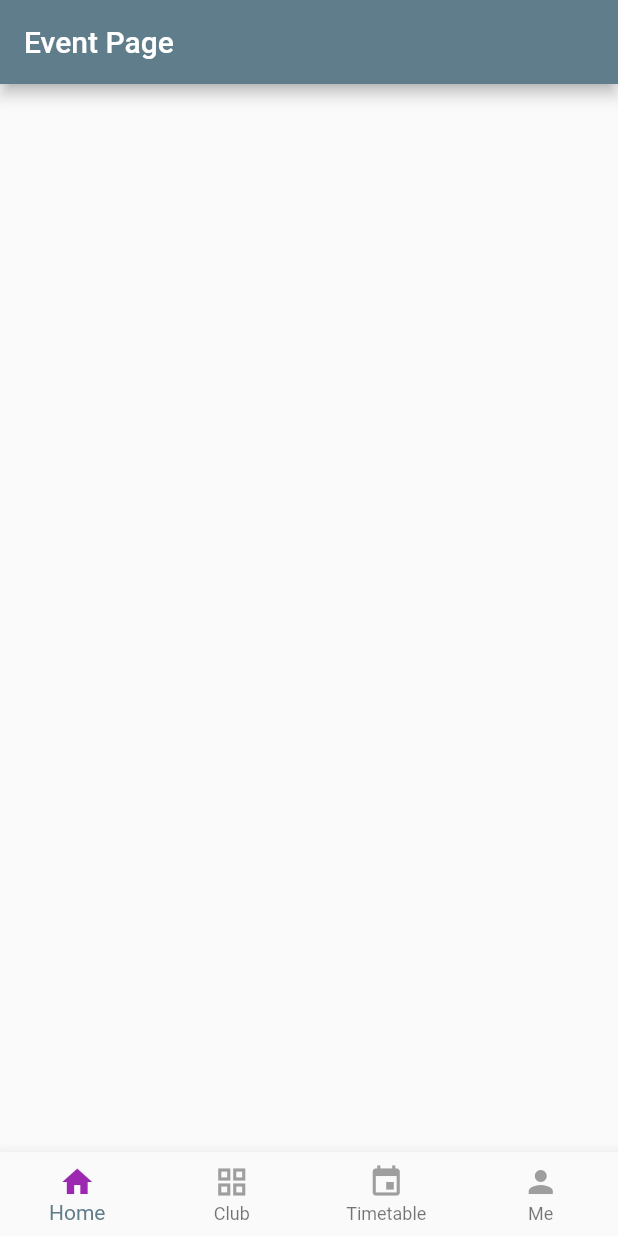
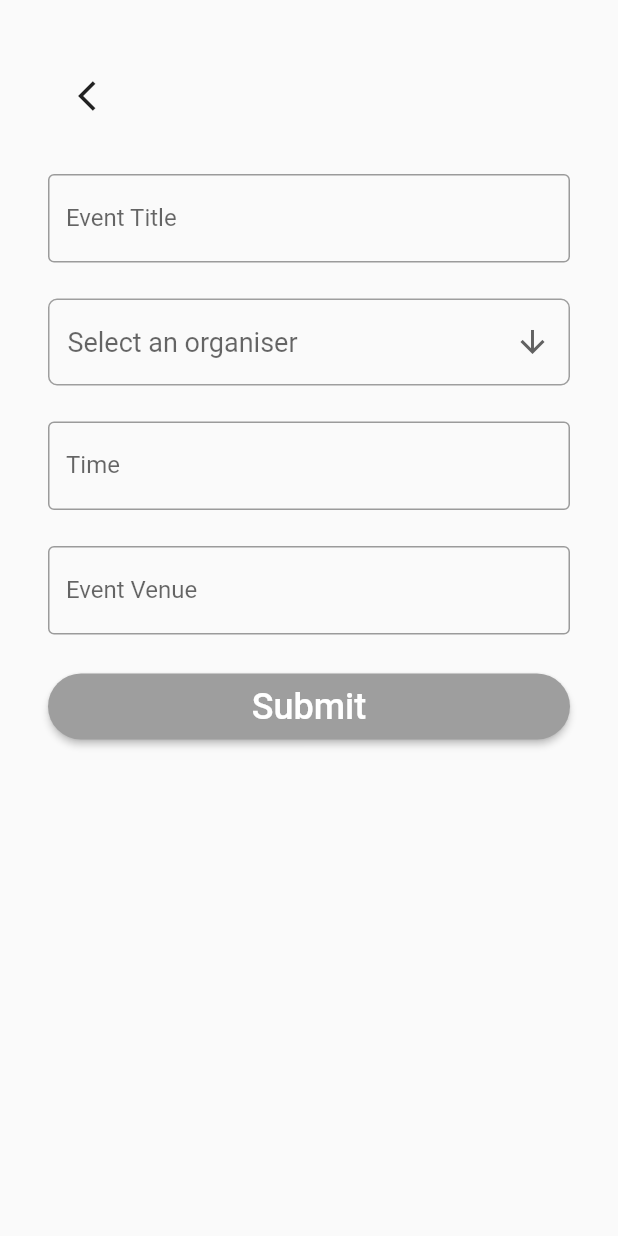
Before and after one commit to jason45992/ccaexplorer, a Flutter app: the screen it shows after launch, on a phone screen of 412 x 824 dp. Run offline on Flutter 3.47's test engine with Material 2 defaults, Android fonts, the phone set to English and light mode, and no system bars; our stand-ins replace cloud_firestore, firebase_auth, firebase_core, flutter_datetime_picker, flutter_rating_bar, font_awesome_flutter and 2 more; accounts and stored records are empty.

Commit message:
Doing the font end of publish event

```diff
--- /dev/null
+++ b/ccaexplorer/lib/admin_image_upload/button_widget.dart
@@ -0,0 +1,24 @@
+import 'package:flutter/material.dart';
+
+class ButtonWidget extends StatelessWidget {
+  final String text;
+  final VoidCallback onClicked;
+  const ButtonWidget({Key? key, required this.text, required this.onClicked})
+      : super(key: key);
+
+  @override
+  Widget build(BuildContext context) {
+    return RaisedButton(
+      child: Text(
+        text,
+        style: TextStyle(fontSize: 24),
+      ),
+      shape: StadiumBorder(),
+      color: Theme.of(context).primaryColor,
+      padding: EdgeInsets.symmetric(horizontal: 16, vertical: 8),
+      textColor: Colors.white,
+      onPressed: onClicked,
+    );
+    ;
+  }
+}
--- /dev/null
+++ b/ccaexplorer/lib/admin_image_upload/event_detail_admin.dart
@@ -0,0 +1,231 @@
+import 'package:flutter/material.dart';
+import 'button_widget.dart';
+import 'package:flutter_datetime_picker/flutter_datetime_picker.dart';
+import 'package:intl/intl.dart';
+
+// ignore: camel_case_types
+class admin_event_form extends StatelessWidget {
+  const admin_event_form({Key? key}) : super(key: key);
+
+  @override
+  Widget build(BuildContext context) {
+    return MaterialApp(
+      title: 'Flutter Product page',
+      theme: ThemeData(
+        primarySwatch: Colors.grey,
+      ),
+      home: AdminEventForm(),
+    );
+  }
+}
+
+class AdminEventForm extends StatefulWidget {
+  @override
+  _AdminEventFormState createState() => _AdminEventFormState();
+}
+
+class _AdminEventFormState extends State<AdminEventForm> {
+  // ignore: non_constant_identifier_names
+  final event_titile_controller = TextEditingController();
+  // ignore: non_constant_identifier_names
+  final event_venue_controller = TextEditingController();
+  final timeinput = TextEditingController();
+
+  // set value(String? value) {}
+  // final numberController = TextEditingController();
+  // String password = '';
+  // bool isPasswordVisible = false;
+
+  @override
+  void initState() {
+    timeinput.text = "";
+    super.initState();
+
+    event_titile_controller.addListener(() => setState(() {}));
+    event_venue_controller.addListener(() => setState(() {}));
+  }
+
+  @override
+  void dispose() {
+    event_titile_controller.dispose();
+    event_venue_controller.dispose();
+    // numberController.dispose();
+    // super.dispose();
+  }
+
+  @override
+  Widget build(BuildContext context) => Center(
+        child: Scaffold(
+          body: ListView(
+            padding: EdgeInsets.all(32),
+            children: [
+              appBar(),
+              const SizedBox(height: 20),
+              EventTitle(),
+              const SizedBox(height: 24),
+              Organiser(),
+              const SizedBox(height: 24),
+              time_input(),
+              const SizedBox(height: 24),
+              Place(),
+              const SizedBox(height: 24),
+
+              // buildNumber(),
+              // const SizedBox(height: 24),
+              ButtonWidget(
+                text: 'Submit',
+                onClicked: () {
+                  // print('Email: ${event_titile_controller.text}');
+                  // print('Password: ${password}');
+                  // print('Number: ${numberController.text}');
+                },
+              ),
+            ],
+          ),
+        ),
+      );
+
+  // ignore: non_constant_identifier_names
+  Widget SubmitButton() {
+    return Center(
+      child: RaisedButton(
+        child: Text(
+          'Submit',
+          style: TextStyle(fontSize: 18),
+        ),
+        shape: RoundedRectangleBorder(borderRadius: BorderRadius.circular(100)),
+        color: Colors.red,
+        padding: EdgeInsets.symmetric(horizontal: 80, vertical: 8),
+        textColor: Colors.white,
+        onPressed: () {},
+      ),
+    );
+  }
+
+  // ignore: non_constant_identifier_names
+  Widget EventTitle() {
+    return TextField(
+      controller: event_titile_controller,
+      decoration: InputDecoration(
+        hintText: 'Please input your event title',
+        labelText: 'Event Title',
+        border: OutlineInputBorder(),
+      ),
+      keyboardType: TextInputType.text,
+      textInputAction: TextInputAction.done,
+    );
+  }
+
+  Widget time_input() {
+    return TextField(
+        controller: timeinput,
+        decoration: InputDecoration(
+          hintText: 'Enter Time',
+          labelText: 'Time',
+          border: OutlineInputBorder(),
+        ),
+        onTap: () async {
+          DatePicker.showDateTimePicker(context,
+              showTitleActions: true,
+              minTime: DateTime(2020, 5, 5, 20, 50),
+              maxTime: DateTime(2030, 6, 7, 05, 09), onChanged: (date) {
+            print('change $date in time zone ' +
+                date.timeZoneOffset.inHours.toString());
+          }, onConfirm: (date) {
+            String time = DateFormat.yMMMMEEEEd().add_jm().format(date);
+
+            setState(() {
+              timeinput.text = time; //set the value of text field.
+            });
+          }, locale: LocaleType.en);
+        });
+  }
+
+  Widget Place() {
+    return TextField(
+      controller: event_venue_controller,
+      decoration: InputDecoration(
+        hintText: 'Please input Event Venue',
+        labelText: 'Event Venue',
+        border: OutlineInputBorder(),
+      ),
+      keyboardType: TextInputType.text,
+      textInputAction: TextInputAction.done,
+    );
+  }
+
+  Widget appBar() {
+    return Container(
+      padding: EdgeInsets.all(16),
+      width: MediaQuery.of(context).size.width,
+      child: Row(
+        mainAxisAlignment: MainAxisAlignment.spaceBetween,
+        children: <Widget>[
+          SizedBox(
+              height: 32.0,
+              width: 32.0,
+              child: Material(
+                color: Colors.transparent,
+                child: InkWell(
+                  borderRadius:
+                      BorderRadius.circular(AppBar().preferredSize.height),
+                  child: Icon(
+                    Icons.arrow_back_ios,
+                    color: Colors.black87,
+                  ),
+                  onTap: () {},
+                ),
+              )),
+        ],
+      ),
+    );
+  }
+}
+
+class Organiser extends StatefulWidget {
+  const Organiser({Key? key}) : super(key: key);
+
+  @override
+  State<Organiser> createState() => _OrganiserState();
+}
+
+/// This is the private State class that goes with MyStatefulWidget.
+class _OrganiserState extends State<Organiser> {
+  String? dropdownValue;
+
+  @override
+  Widget build(BuildContext context) {
+    return Container(
+      padding: EdgeInsets.symmetric(horizontal: 12, vertical: 4),
+      decoration: BoxDecoration(
+          borderRadius: BorderRadius.circular(6),
+          border: Border.all(color: Colors.grey, width: 1)),
+      child: DropdownButtonHideUnderline(
+        child: DropdownButton<String>(
+          hint: Text('Select an organiser'),
+          value: dropdownValue,
+          icon: const Icon(Icons.arrow_downward),
+          iconSize: 24,
+          elevation: 16,
+          style: const TextStyle(color: Colors.black, fontSize: 18),
+          underline: Container(
+            height: 2,
+            color: Colors.deepPurpleAccent,
+          ),
+          onChanged: (String? newValue) {
+            setState(() {
+              dropdownValue = newValue!;
+            });
+          },
+          items: <String>['Cultural Activity Club', 'Student Union']
+              .map<DropdownMenuItem<String>>((String value) {
+            return DropdownMenuItem<String>(
+              value: value,
+              child: Text(value),
+            );
+          }).toList(),
+        ),
+      ),
+    );
+  }
+}
--- a/ccaexplorer/lib/main.dart
+++ b/ccaexplorer/lib/main.dart
@@ -5,7 +5,7 @@ import 'dart:async'; // new
 import 'package:cloud_firestore/cloud_firestore.dart'; // new
 import 'package:ccaexplorer/app_theme.dart';
 import 'package:ccaexplorer/register.dart';
-import 'src/event_details/event_detail.dart';
+import 'event_details/event_detail.dart';
 import 'event_list/event_home_screen.dart';
 import 'src/login/login.dart';
 import 'package:ccaexplorer/pages/home_page.dart';
@@ -15,6 +15,7 @@ import 'authentication.dart';
 import 'event_list/models/user_data_model.dart';
 import 'common_method/common_method_authentication.dart';
 import 'guest_book.dart';
+import 'admin_image_upload/event_detail_admin.dart';
 
 void main() {
   runApp(
@@ -45,7 +46,7 @@ class App extends StatelessWidget {
         visualDensity: VisualDensity.adaptivePlatformDensity,
       ),
       // home: EventlHomeScreen(),
-      home: HomePage(),
+      home: admin_event_form(),
     );
   }
 }
--- a/ccaexplorer/pubspec.yaml
+++ b/ccaexplorer/pubspec.yaml
@@ -35,6 +35,8 @@ dependencies:
   firebase_core: ^1.6.0
   pinch_zoom_image_last: ^0.4.1
   full_screen_image: ^1.0.2
+  flutter_datetime_picker: ^1.5.1
+  intl: ^0.17.0
 
 
 dev_dependencies:
```
Also changed, not shown: ccaexplorer/lib/event_details/event_detail.dart (renamed from ccaexplorer/lib/src/event_details/event_detail.dart), ccaexplorer/pubspec.lock.
